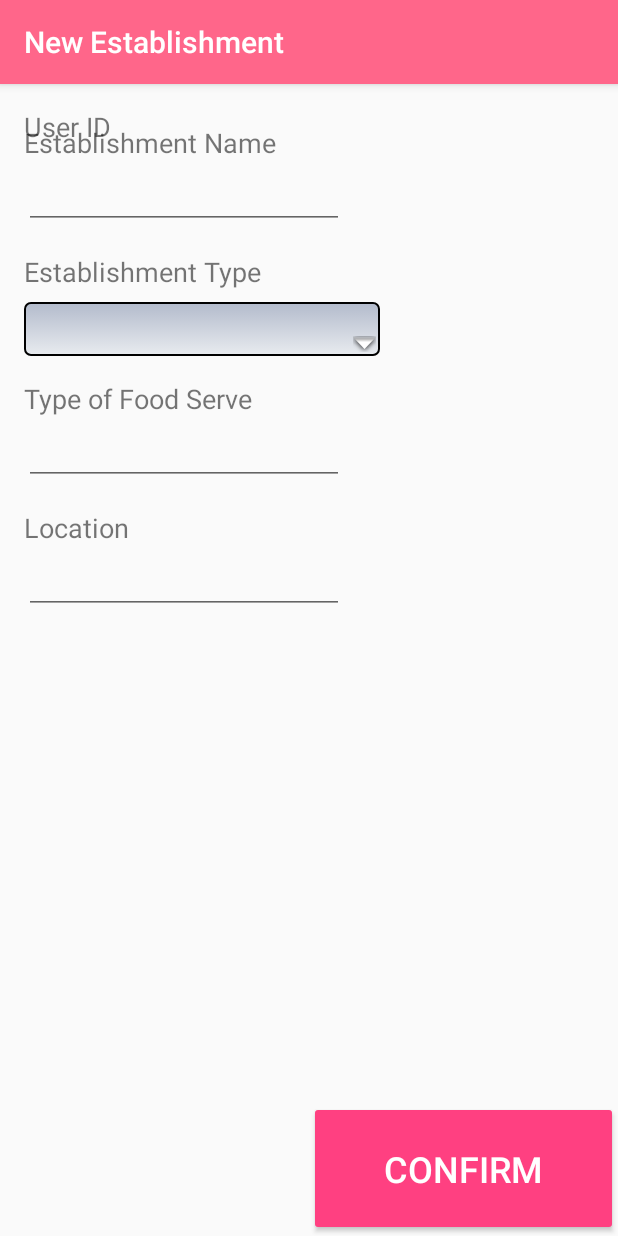
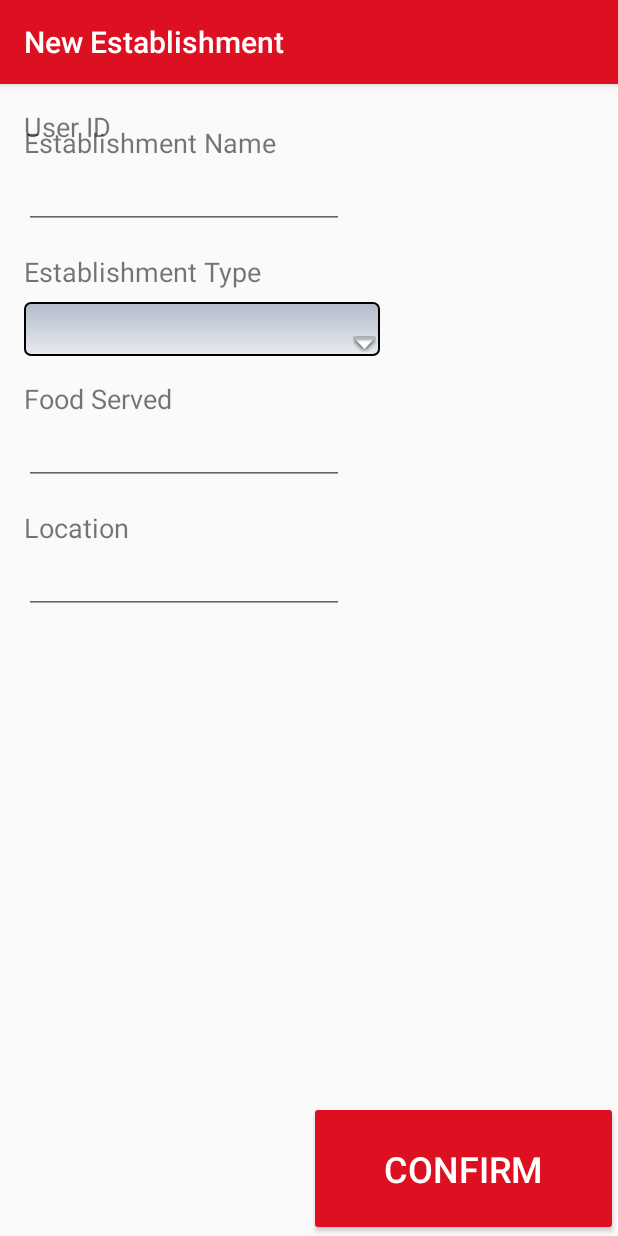
Before and after one commit to zovippro1996/mobileproject2018, an Android app: the EstablishmentFormActivity screen opened directly, with no data from a screen before it, on a phone screen of 412 x 824 dp. Run offline under Robolectric (Android 15) with nearby library versions, the phone set to English and light mode, and no system bars.

Commit message:
Change theme colors   + Pink -> McDonald Red

```diff
--- a/app/src/main/res/layout/activity_dashboard.xml
+++ b/app/src/main/res/layout/activity_dashboard.xml
@@ -15,7 +15,7 @@
             android:id="@+id/toolbar"
             android:layout_width="match_parent"
             android:layout_height="?attr/actionBarSize"
-            android:background="@color/colorCustomPrimary"
+            android:background="@color/colorMcDonaldRed"
             app:popupTheme="@style/AppTheme.PopupOverlay" />
 
     </android.support.design.widget.AppBarLayout>
--- a/app/src/main/res/layout/activity_establishment_form.xml
+++ b/app/src/main/res/layout/activity_establishment_form.xml
@@ -82,7 +82,7 @@
         android:layout_height="wrap_content"
         android:layout_marginStart="16dp"
         android:layout_marginTop="16dp"
-        android:text="Type of Food Serve"
+        android:text="Food Served"
         android:textSize="18sp"
         app:layout_constraintStart_toStartOf="parent"
         app:layout_constraintTop_toBottomOf="@+id/spinner_EstablishmentType" />
--- a/app/src/main/res/values/colors.xml
+++ b/app/src/main/res/values/colors.xml
@@ -2,12 +2,14 @@
 <resources>
     <color name="colorPrimary">#3F51B5</color>
     <color name="colorPrimaryDark">#303F9F</color>
-    <color name="colorAccent">#FF4081</color>
+    <color name="colorAccent">#DD1021</color>
     <color name="colorPinkButton">#FF5079</color>
     <color name="colorWhiteText">#ffffff</color>
     <color name="colorPinkInputPrompt">#F20CA1</color>
     <color name="colorCustomPrimary">#FF668A</color>
     <color name="colorCustomPrimaryDark">#FF4D76</color>
-    <color name="colorLightOrange">#FFDB99</color>
+    <color name="colorLightOrange">#fff5e3</color>
     <color name="colorLightCyan">#E0FFFF</color>
+    <color name="colorMcDonaldRedDark">#a70b18</color>
+    <color name="colorMcDonaldRed">#DD1021</color>
 </resources>
--- a/app/src/main/res/values/styles.xml
+++ b/app/src/main/res/values/styles.xml
@@ -5,8 +5,8 @@
         <!-- Customize your theme here. -->
         <!--<item name="colorPrimary">@color/colorPrimary</item>-->
         <!--<item name="colorPrimaryDark">@color/colorPrimaryDark</item>-->
-        <item name="colorPrimary">@color/colorCustomPrimary</item>
-        <item name="colorPrimaryDark">@color/colorCustomPrimaryDark</item>
+        <item name="colorPrimary">@color/colorMcDonaldRed</item>
+        <item name="colorPrimaryDark">@color/colorMcDonaldRedDark</item>
         <item name="colorAccent">@color/colorAccent</item>
     </style>
 
@@ -16,7 +16,7 @@
 
     <!-- Custom theme for buttons in FormActivity. -->
     <style name="AppTheme.Button" parent="Widget.AppCompat.Button.Colored">
-        <item name="android:colorButtonNormal">@color/colorPinkButton</item>
+        <item name="android:colorButtonNormal">@color/colorMcDonaldRed</item>
         <item name="android:textColor">@color/colorWhiteText</item>
     </style>
 
@@ -27,7 +27,7 @@
 
     <!-- Custom theme for input-prompt (TextView) -->
     <style name="AppTheme.InputPrompt" parent="@android:style/TextAppearance">
-        <item name="android:textColor">@color/colorPinkInputPrompt</item>
+        <item name="android:textColor">@color/colorMcDonaldRedDark</item>
         <item name="android:fontFamily">serif</item>
     </style>
 
```
